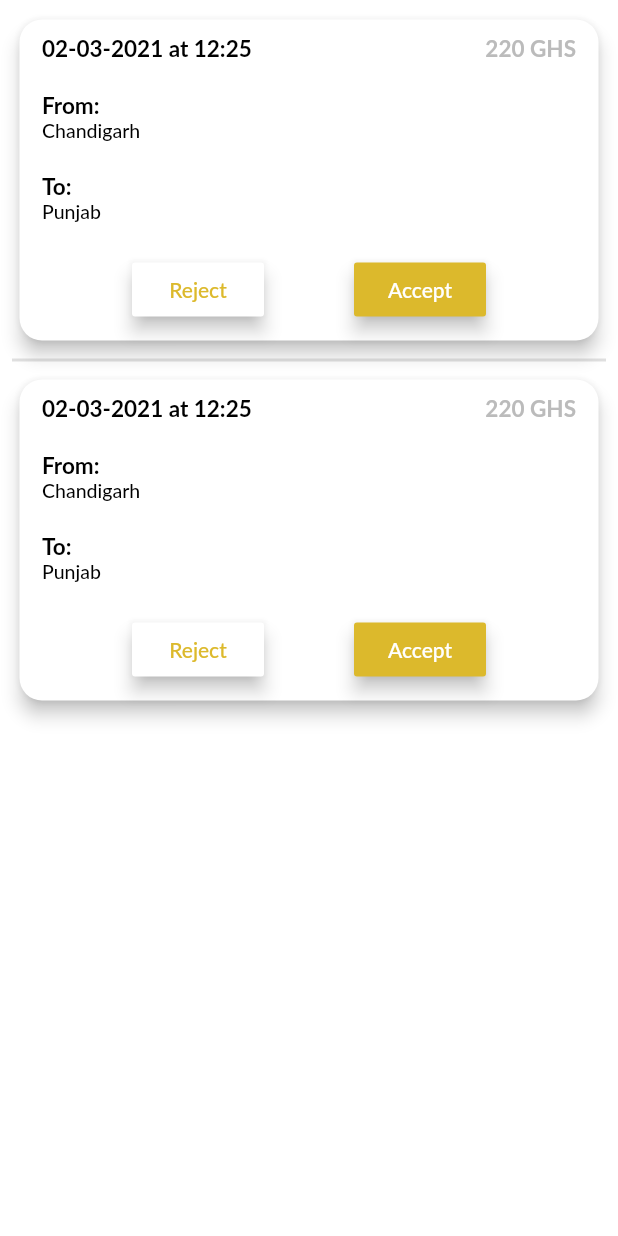
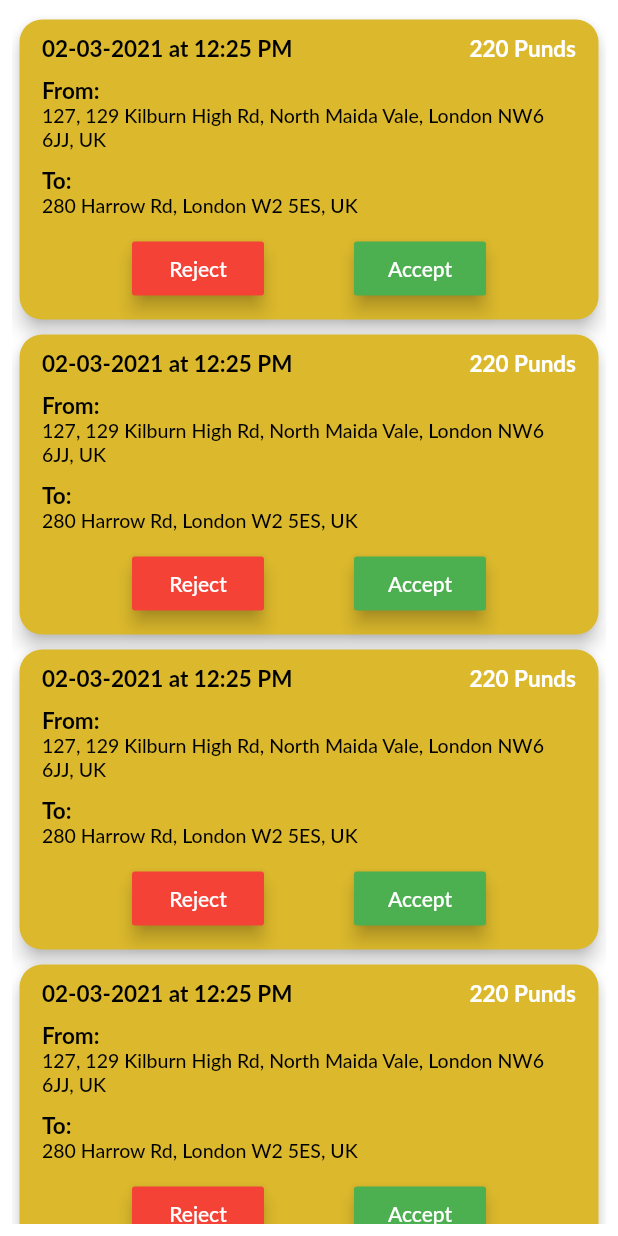
Before and after one commit to hkbullar/elite_guardians, a Flutter app: the JobsScreen screen opened directly, on a phone screen of 412 x 824 dp. Run offline on Flutter 3.47's test engine with Material 2 defaults, Android fonts, the phone set to English and light mode, and no system bars; our stand-ins replace google_maps_flutter, permission_handler, progress_dialog, shared_preferences, toast; missing offline and left inert: google_maps_place_picker; accounts and stored records are empty; Roboto replaces fonts that are missing (Lato).

```diff
--- a/lib/dashboard/JobsScreen.dart
+++ b/lib/dashboard/JobsScreen.dart
@@ -25,17 +25,16 @@ class _JobsScreenState extends State<JobsScreen> {
   _listOfData() {
     return SafeArea(
       child: Container(
-          child: ListView.separated(
-              itemCount: 2,
-              separatorBuilder: (context, i) {
-                return Divider(thickness: 2.0,);
-              },
+          child: ListView.builder(
+              itemCount: 4,
               itemBuilder: (context, index) {
                 return InkWell(
                   onTap: (){
                     Navigator.push(context, MaterialPageRoute(builder: (BuildContext context) => JobDetailsScreen()));
                   },
-                  child: Card(elevation: 5.0,
+                  child: Card(
+                      elevation: 5.0,
+                      color: AppColours.golden_button_bg,
                       margin: EdgeInsets.fromLTRB(5.0, 5.0, 5.0, 5.0),
                       shape: RoundedRectangleBorder(
                           borderRadius: BorderRadius.circular(15.0)),
@@ -49,44 +48,40 @@ class _JobsScreenState extends State<JobsScreen> {
                                 Expanded(
                                   child: CommonWidgets.selectedFontWidget(
                                       "02-03-2021" + " at " +
-                                          "12:25", AppColours.black, 15.0,
+                                          "12:25 PM", AppColours.black, 15.0,
                                       FontWeight.bold),
                                 ),
                                 CommonWidgets.selectedFontWidget(
-                                    "220" + " GHS", AppColours.off_white,
+                                    "220" + " Punds", AppColours.white,
                                     15.0,
                                     FontWeight.bold),
                               ],
                             ),
 
-                            SizedBox(height: 20.0),
+                            SizedBox(height: 10.0),
                             CommonWidgets.selectedFontWidget("From:",
                                 AppColours.black, 15.0, FontWeight.bold),
-                            CommonWidgets.selectedFontWidget("Chandigarh",
+                            CommonWidgets.selectedFontWidget("127, 129 Kilburn High Rd, North Maida Vale, London NW6 6JJ, UK",
                                 AppColours.black, 13.0, FontWeight.w500),
-                            SizedBox(height: 20.0),
+                            SizedBox(height: 10.0),
                             CommonWidgets.selectedFontWidget("To:",
                                 AppColours.black, 15.0, FontWeight.bold),
-                            CommonWidgets.selectedFontWidget("Punjab",
+                            CommonWidgets.selectedFontWidget("280 Harrow Rd, London W2 5ES, UK",
                                 AppColours.black, 13.0, FontWeight.w500),
-                            SizedBox(height: 20.0),
+                            SizedBox(height: 10.0),
                             Row(mainAxisAlignment: MainAxisAlignment
                                 .spaceEvenly,
                               children: [
                                 RaisedButton(
                                   elevation: 5.0,
-                                  onPressed: () {
-
-                                  }, color: AppColours.white,
+                                  onPressed: () {}, color: Colors.red,
                                   child: CommonWidgets.selectedFontWidget(
                                       "Reject",
-                                      AppColours.golden_button_bg, 14.0,
+                                      AppColours.white, 14.0,
                                       FontWeight.w500),),
                                 RaisedButton(
                                   elevation: 5.0,
-                                  onPressed: () {
-
-                                  }, color: AppColours.golden_button_bg,
+                                  onPressed: () {}, color: Colors.green,
                                   child: CommonWidgets.selectedFontWidget(
                                       "Accept",
                                       AppColours.white, 14.0,
--- a/lib/main.dart
+++ b/lib/main.dart
@@ -1,8 +1,6 @@
 
 import 'package:elite_guardians/global/AppColours.dart';
-import 'package:elite_guardians/loginpages/LoginScreen.dart';
 import 'package:elite_guardians/loginpages/SplashScreen.dart';
-import 'package:elite_guardians/screens/HireGuardScreen.dart';
 import 'package:flutter/material.dart';
 
 void main() {
@@ -20,8 +18,8 @@ class MyApp extends StatelessWidget {
         unselectedWidgetColor: AppColours.golden_button_bg,
         primarySwatch: Colors.grey,
       ),
-      home: SplashScreen(),
-//      home: SplashScreen(),
+      //home: JobsScreen(),
+     home: SplashScreen(),
     );
   }
 }
--- a/pubspec.yaml
+++ b/pubspec.yaml
@@ -25,6 +25,7 @@ dependencies:
   progress_dialog:
   flutter_absolute_path:
   shared_preferences:
+  location_permissions:
   dio:
   toast:
   path_provider:
```
Also changed, not shown: lib/dashboard/SettingsScreen.dart (deleted, +0 -91 lines), lib/global/API.dart (+7 -4 lines), lib/global/CommonWidgets.dart (+21 -1 lines), lib/global/PermissionHandler.dart (added, +16 -0 lines), lib/loginpages/LoginScreen.dart (+0 -8 lines), pubspec.lock, 3 other files.
